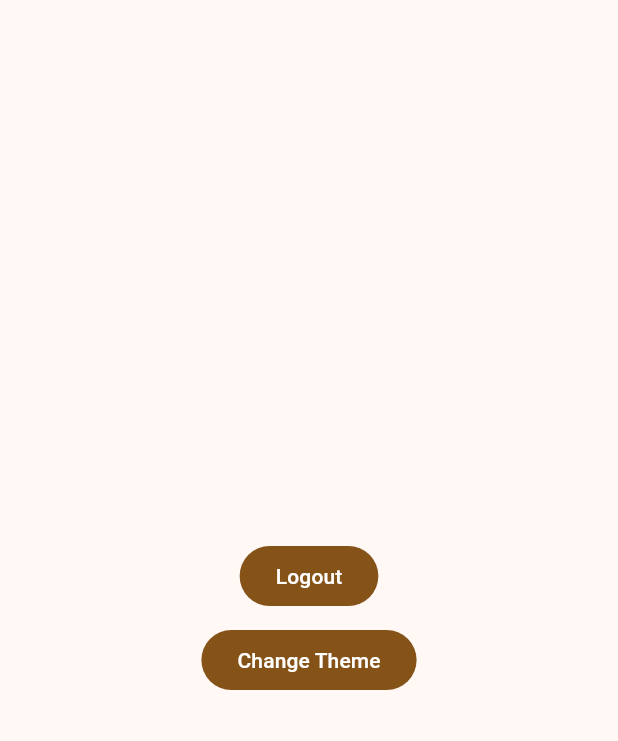
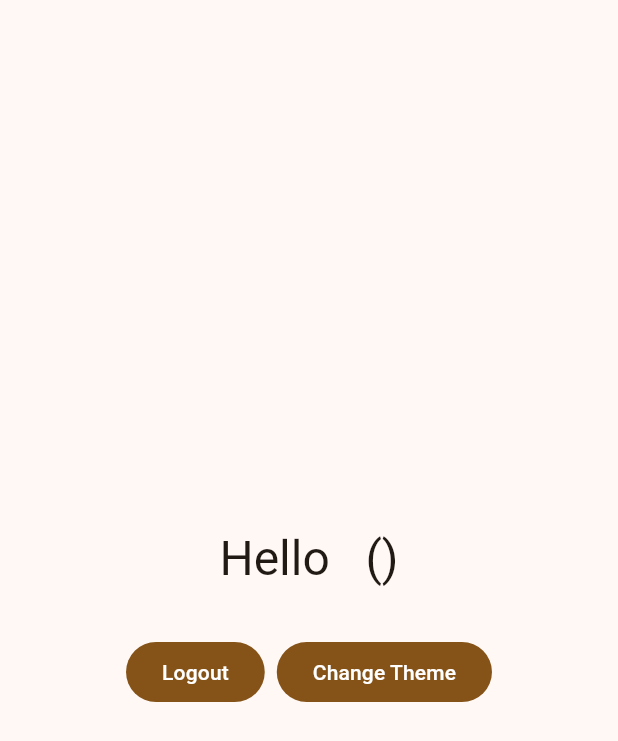
Before and after one commit to AlphaSoundZ/apollo-manager, a Flutter app: the SettingsView widget shown alone on an empty page, opened directly, on a phone screen of 412 x 824 dp. Shown: the top 741 px of the screen. Run offline on Flutter 3.47's test engine with Material 2 defaults, Android fonts, the phone set to English and light mode, and no system bars; our stand-ins replace dio, flutter_dotenv, get, pretty_dio_logger, shared_preferences, syncfusion_flutter_charts; missing offline and left inert: encrypted_shared_preferences; accounts and stored records are empty; network calls fail.

Commit message:
🎈 perf: Settings

```diff
--- a/lib/pages/login_page.dart
+++ b/lib/pages/login_page.dart
@@ -147,8 +147,6 @@ class _LoginPageState extends State<LoginPage> {
     );
 
     if (response['code'] == 200) {
-      await _storage.setString('token', response['jwt']);
-
       // Push to the home page
       Get.offNamed("/home");
     } else {
--- a/lib/views/settings_view.dart
+++ b/lib/views/settings_view.dart
@@ -1,4 +1,5 @@
 // TODO Implement this library.
+import 'package:shared_preferences/shared_preferences.dart';
 import 'package:flutter/material.dart';
 import 'package:get/get.dart';
 
@@ -12,6 +13,23 @@ class SettingsView extends StatefulWidget {
 }
 
 class _SettingsViewState extends State<SettingsView> {
+  final Future<SharedPreferences> _prefs = SharedPreferences.getInstance();
+  late String username = '';
+  late String firstName = '';
+  late String lastName = '';
+
+  @override
+  void initState() {
+    super.initState();
+    _prefs.then((SharedPreferences prefs) {
+      setState(() {
+        username = prefs.getString('username') ?? '';
+        firstName = prefs.getString('firstName') ?? '';
+        lastName = prefs.getString('lastName') ?? '';
+      });
+    });
+  }
+
   @override
   Widget build(BuildContext context) {
     final scaffoldMessenger = ScaffoldMessenger.of(context);
@@ -19,6 +37,14 @@ class _SettingsViewState extends State<SettingsView> {
     return Center(
       child: Center(
         child: Column(
+          mainAxisAlignment: MainAxisAlignment.center,
+          children: [
+            Text(
+              'Hello $firstName $lastName ($username)',
+              style: Theme.of(context).textTheme.headlineLarge,
+            ),
+            const SizedBox(height: 32),
+            Row(
               mainAxisAlignment: MainAxisAlignment.center,
               children: [
                 FilledButton(
@@ -29,7 +55,7 @@ class _SettingsViewState extends State<SettingsView> {
                   },
                   child: const Text('Logout'),
                 ),
-            const SizedBox(height: 8),
+                const SizedBox(width: 8),
                 FilledButton(
                   onPressed: () {
                     Get.changeThemeMode(
@@ -53,6 +79,8 @@ class _SettingsViewState extends State<SettingsView> {
                 ),
               ],
             ),
+          ],
+        ),
       ),
     );
   }
--- a/pubspec.yaml
+++ b/pubspec.yaml
@@ -15,6 +15,7 @@ dependencies:
     get: ^4.6.5
     pretty_dio_logger: ^1.3.1
     provider: ^6.0.5
+    shared_preferences: ^2.2.0
     syncfusion_flutter_charts: ^22.2.7
 
 dev_dependencies:
```
Also changed, not shown: lib/services/api.dart (+12 -2 lines), pubspec.lock. Lines whose indentation alone changed are shown as unchanged.
